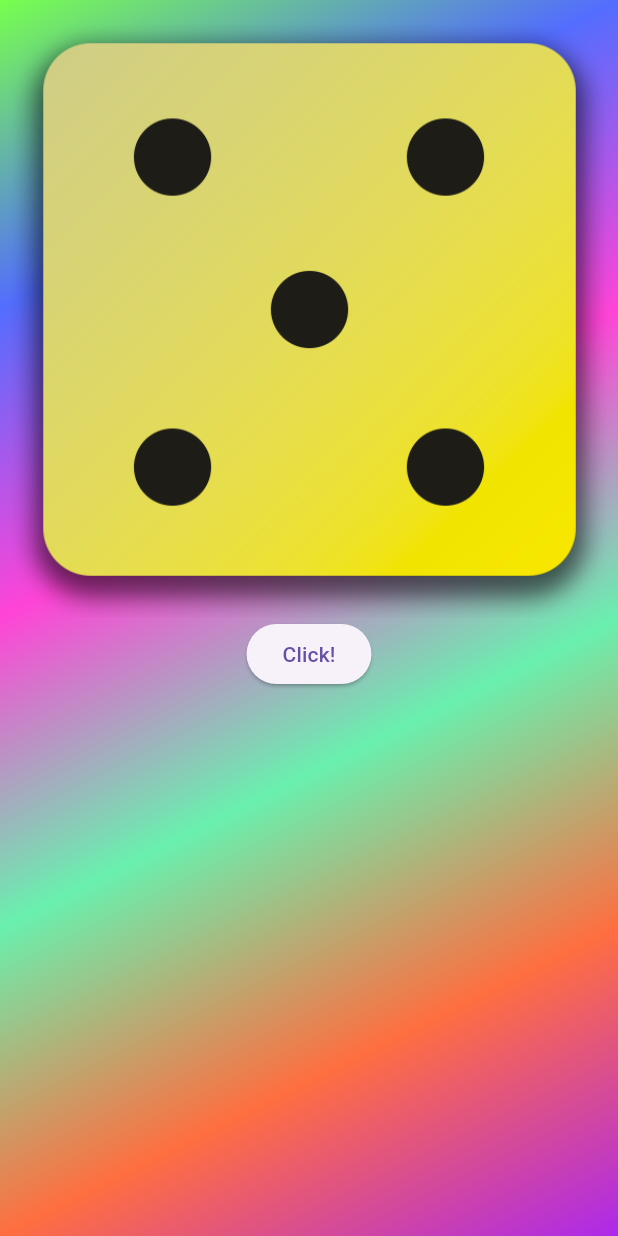
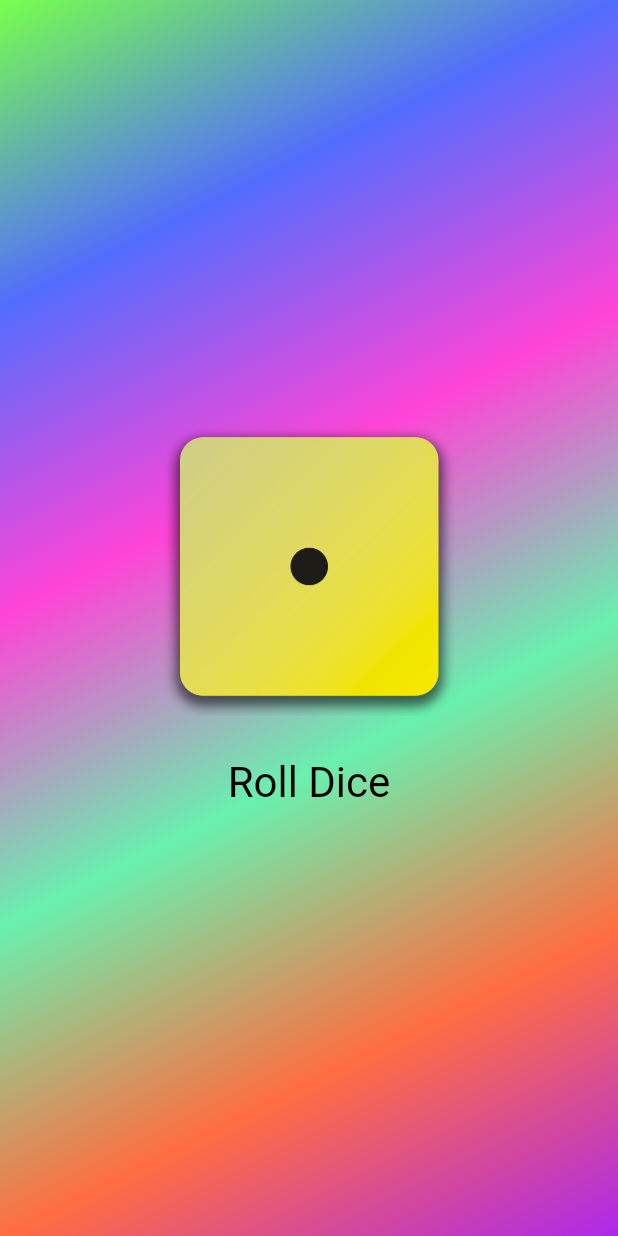
Before and after one commit to shshaheen/Randomizer, a Flutter app: the screen it shows after launch, on a phone screen of 412 x 824 dp. Run offline on Flutter 3.47's test engine with Material 3 defaults, Android fonts, the phone set to English and light mode, and no system bars.

Commit message:
Dice Rolling Randomly :)

```diff
--- /dev/null
+++ b/lib/dice_roller.dart
@@ -0,0 +1,44 @@
+import 'package:flutter/material.dart';
+import 'dart:math';
+
+class DiceRoller extends StatefulWidget {
+  @override
+  State<DiceRoller> createState() => _DiceRollerState();
+}
+
+class _DiceRollerState extends State<DiceRoller> {
+
+int value=1;
+void rollDice() {
+  setState(() {
+    value = Random().nextInt(6)+1;
+  });
+}
+
+  @override
+  Widget build(BuildContext context) {
+    return Column(
+          mainAxisAlignment: MainAxisAlignment.center,
+          children: [
+            Image.asset(
+              'assets/images/dice-$value.png',
+              width: 200,
+            ),
+            SizedBox(
+              height: 20,
+            ),
+            TextButton(
+              onPressed: rollDice,
+              style: TextButton.styleFrom(
+                // padding: const EdgeInsets.only(top: 20,),
+                foregroundColor: Colors.black,
+                textStyle: const TextStyle(
+                  fontSize: 28,
+                ),
+              ),
+              child: const Text("Roll Dice"),
+            ),
+          ],
+        );
+  }
+}
--- a/lib/gradient_container.dart
+++ b/lib/gradient_container.dart
@@ -1,6 +1,6 @@
 import 'package:flutter/material.dart';
 import 'package:randomizer/style_text.dart';
-import 'dart:math';
+import 'dice_roller.dart';
 
 class GradientContainer extends StatefulWidget {
   final List<Color> colors;
@@ -11,22 +11,9 @@ class GradientContainer extends StatefulWidget {
 }
 
 class _GradientContainerState extends State<GradientContainer> {
-  final List<String> images = [
-    'assets/images/dice-1.png',
-    'assets/images/dice-2.png',
-    'assets/images/dice-3.png',
-    'assets/images/dice-4.png',
-    'assets/images/dice-5.png',
-    'assets/images/dice-6.png',
-  ];
-
-  int generateRandom() {
-    return Random().nextInt(6);
-  }
 
   @override
   Widget build(BuildContext context) {
-    print(generateRandom());
     return Container(
       decoration: BoxDecoration(
         gradient: LinearGradient(
@@ -35,19 +22,8 @@ class _GradientContainerState extends State<GradientContainer> {
           end: Alignment.bottomRight,
         ),
       ),
-      child: Column(
-        children: [
-          Image.asset(images[generateRandom()]),
-          ElevatedButton(
-            onPressed: () {
-              int value = generateRandom();
-              setState(() {
-                Image.asset(images[value]);
-              });
-            },
-            child: const Text("Click!"),
-          ),
-        ],
+      child: Center(
+        child: DiceRoller(),
       ),
     );
   }
--- a/lib/main.dart
+++ b/lib/main.dart
@@ -2,6 +2,7 @@ import 'package:flutter/material.dart';
 import 'gradient_container.dart';
 void main() {
   runApp(MaterialApp(
+    debugShowCheckedModeBanner: false,
       home: Scaffold(
     backgroundColor: Color.fromARGB(255, 63, 5, 120),
     body:
```
